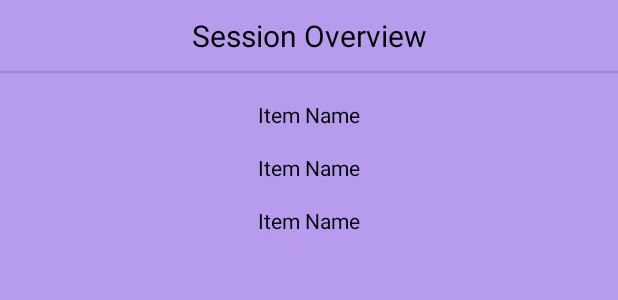
After one commit to AnotherNoobDev/GymBud, an Android app: the layout layout_live_session_overview.xml on its own in the app's theme, with its tools: preview values and no code run, on a phone screen of 412 x 824 dp. The commit adds this screen. Shown: the top 300 px of the screen. Run offline under Robolectric (Android 15) with nearby library versions, the phone set to English and light mode, and no system bars.

Commit message:
added live session navigation (by overview or nav to current item)

```diff
--- /dev/null
+++ b/app/src/main/res/drawable/ic_live_session_current_item_24.xml
@@ -0,0 +1,5 @@
+<vector android:autoMirrored="true" android:height="24dp"
+    android:tint="#FFFFFF" android:viewportHeight="24"
+    android:viewportWidth="24" android:width="24dp" xmlns:android="http://schemas.android.com/apk/res/android">
+    <path android:fillColor="@android:color/white" android:pathData="M3,18h13v-2L3,16v2zM3,13h10v-2L3,11v2zM3,6v2h13L16,6L3,6zM21,15.59L17.42,12 21,8.41 19.59,7l-5,5 5,5L21,15.59z"/>
+</vector>
--- /dev/null
+++ b/app/src/main/res/drawable/ic_live_session_map.xml
@@ -0,0 +1,5 @@
+<vector android:height="24dp" android:tint="#FFFFFF"
+    android:viewportHeight="24" android:viewportWidth="24"
+    android:width="24dp" xmlns:android="http://schemas.android.com/apk/res/android">
+    <path android:fillColor="@android:color/white" android:pathData="M2,17h2v0.5L3,17.5v1h1v0.5L2,19v1h3v-4L2,16v1zM3,8h1L4,4L2,4v1h1v3zM2,11h1.8L2,13.1v0.9h3v-1L3.2,13L5,10.9L5,10L2,10v1zM7,5v2h14L21,5L7,5zM7,19h14v-2L7,17v2zM7,13h14v-2L7,11v2z"/>
+</vector>
--- /dev/null
+++ b/app/src/main/res/layout/layout_live_session_overview.xml
@@ -0,0 +1,42 @@
+<?xml version="1.0" encoding="utf-8"?>
+<androidx.constraintlayout.widget.ConstraintLayout xmlns:android="http://schemas.android.com/apk/res/android"
+    android:layout_width="match_parent"
+    android:layout_height="wrap_content"
+    xmlns:app="http://schemas.android.com/apk/res-auto"
+    xmlns:tools="http://schemas.android.com/tools">
+
+    <TextView
+        android:id="@+id/title"
+        android:layout_width="wrap_content"
+        android:layout_height="wrap_content"
+        android:text="Session Overview"
+        android:textAlignment="center"
+        android:layout_marginTop="10dp"
+        android:textSize="20sp"
+        app:layout_constraintEnd_toEndOf="parent"
+        app:layout_constraintStart_toStartOf="parent"
+        app:layout_constraintTop_toTopOf="parent" />
+
+    <View
+        android:id="@+id/title_divider"
+        android:layout_width="match_parent"
+        android:layout_height="1dp"
+        android:layout_marginTop="10dp"
+        android:background="?android:attr/listDivider"
+        app:layout_constraintEnd_toEndOf="parent"
+        app:layout_constraintStart_toStartOf="parent"
+        app:layout_constraintTop_toBottomOf="@id/title" />
+
+    <androidx.recyclerview.widget.RecyclerView
+        android:id="@+id/results_recyclerView"
+        android:layout_width="match_parent"
+        android:layout_height="wrap_content"
+        android:layout_marginTop="10dp"
+        app:layoutManager="LinearLayoutManager"
+        android:scrollbars="vertical"
+        app:layout_constraintTop_toBottomOf="@id/title_divider"
+        app:layout_constraintStart_toStartOf="parent"
+        tools:listitem="@layout/layout_live_session_overview_item" />
+
+
+</androidx.constraintlayout.widget.ConstraintLayout>
--- /dev/null
+++ b/app/src/main/res/layout/layout_live_session_overview_item.xml
@@ -0,0 +1,19 @@
+<?xml version="1.0" encoding="utf-8"?>
+<androidx.constraintlayout.widget.ConstraintLayout xmlns:android="http://schemas.android.com/apk/res/android"
+    android:layout_width="match_parent"
+    android:layout_height="wrap_content"
+    android:padding="8dp"
+    xmlns:tools="http://schemas.android.com/tools"
+    xmlns:app="http://schemas.android.com/apk/res-auto">
+
+    <TextView
+        android:id="@+id/name"
+        android:layout_width="wrap_content"
+        android:layout_height="wrap_content"
+        tools:text="Item Name"
+        app:layout_constraintStart_toStartOf="parent"
+        app:layout_constraintEnd_toEndOf="parent"
+        app:layout_constraintTop_toTopOf="parent"
+        android:maxEms="12" />
+
+</androidx.constraintlayout.widget.ConstraintLayout>
--- a/app/src/main/res/values-night/themes.xml
+++ b/app/src/main/res/values-night/themes.xml
@@ -26,5 +26,9 @@
         <item name="intensityWarmupColor">@color/cyber_yellow</item>
         <item name="intensityWorkingColor">@color/illuminating_emerald</item>
         <item name="intensityDefaultColor">?attr/colorOnPrimary</item>
+
+        <item name="liveSessionOverviewVisitedItemColor">?attr/colorOnPrimary</item>
+        <item name="liveSessionOverviewCurrentItemColor">@color/illuminating_emerald</item>
+        <item name="liveSessionOverviewNotVisitedItemColor">@color/battleship_grey</item>
     </style>
 </resources>
--- a/app/src/main/res/values/attr.xml
+++ b/app/src/main/res/values/attr.xml
@@ -6,4 +6,8 @@
     <attr name="intensityWarmupColor" format="reference|color" />
     <attr name="intensityWorkingColor" format="reference|color" />
     <attr name="intensityDefaultColor" format="reference|color" />
+
+    <attr name="liveSessionOverviewVisitedItemColor" format="reference|color" />
+    <attr name="liveSessionOverviewCurrentItemColor" format="reference|color" />
+    <attr name="liveSessionOverviewNotVisitedItemColor" format="reference|color" />
 </resources>
--- a/app/src/main/res/values/strings.xml
+++ b/app/src/main/res/values/strings.xml
@@ -23,8 +23,10 @@
     <!-- bottom navigation -->
     <string name="templates">Templates</string>
     <string name="dashboard">Dashboard</string>
-    <string name="end_live_session">End Session</string>
     <string name="stats">Stats</string>
+    <string name="live_session_map">Session Overview</string>
+    <string name="live_session_current_item">To Current</string>
+    <string name="live_session_end">End Session</string>
 
     <!-- app bar -->
     <string name="settings">Settings</string>
--- a/app/src/main/res/values/themes.xml
+++ b/app/src/main/res/values/themes.xml
@@ -21,5 +21,9 @@
         <item name="intensityWarmupColor">@color/cyber_yellow</item>
         <item name="intensityWorkingColor">@color/illuminating_emerald</item>
         <item name="intensityDefaultColor">?attr/colorOnPrimary</item>
+
+        <item name="liveSessionOverviewVisitedItemColor">?attr/colorOnPrimary</item>
+        <item name="liveSessionOverviewCurrentItemColor">@color/illuminating_emerald</item>
+        <item name="liveSessionOverviewNotVisitedItemColor">@color/battleship_grey</item>
     </style>
 </resources>
```
Also changed, not shown: app/src/main/java/com/example/gymbud/MainActivity.kt (+96 -12 lines), app/src/main/java/com/example/gymbud/model/WorkoutSession.kt (+39 -0 lines), app/src/main/java/com/example/gymbud/ui/live_session/LiveSessionOverviewRecyclerViewAdapter.kt (added, +99 -0 lines), app/src/main/java/com/example/gymbud/ui/viewmodel/LiveSessionViewModel.kt (+22 -0 lines), app/src/main/res/menu/bottom_navigation_menu.xml (+25 -6 lines).
